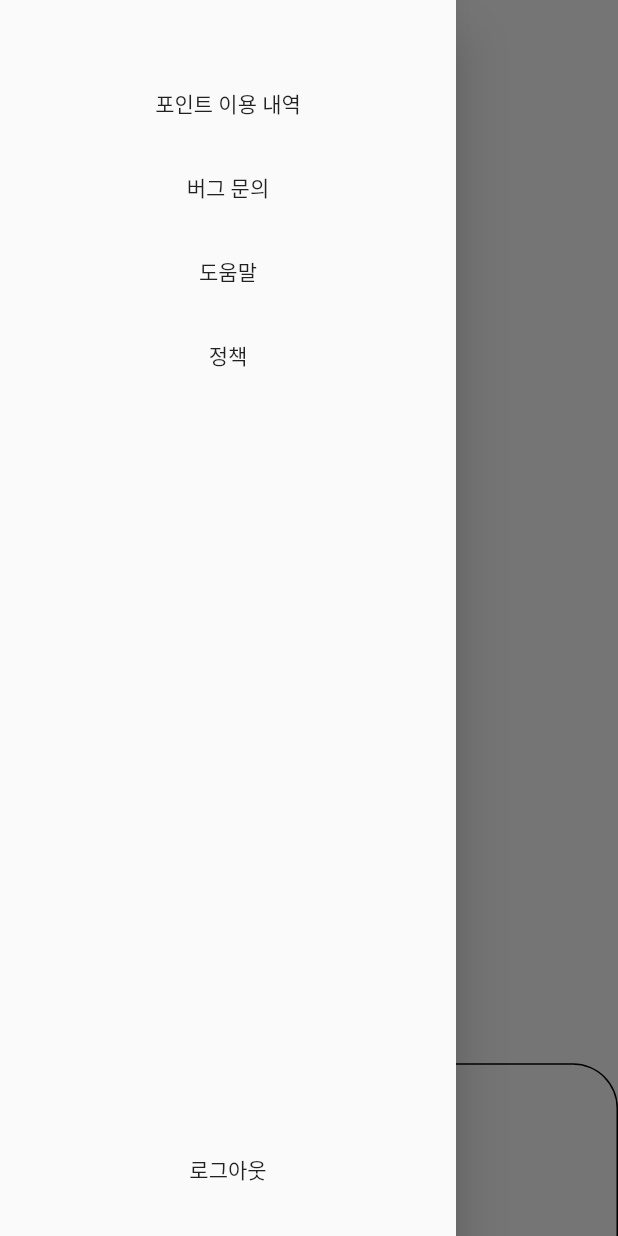
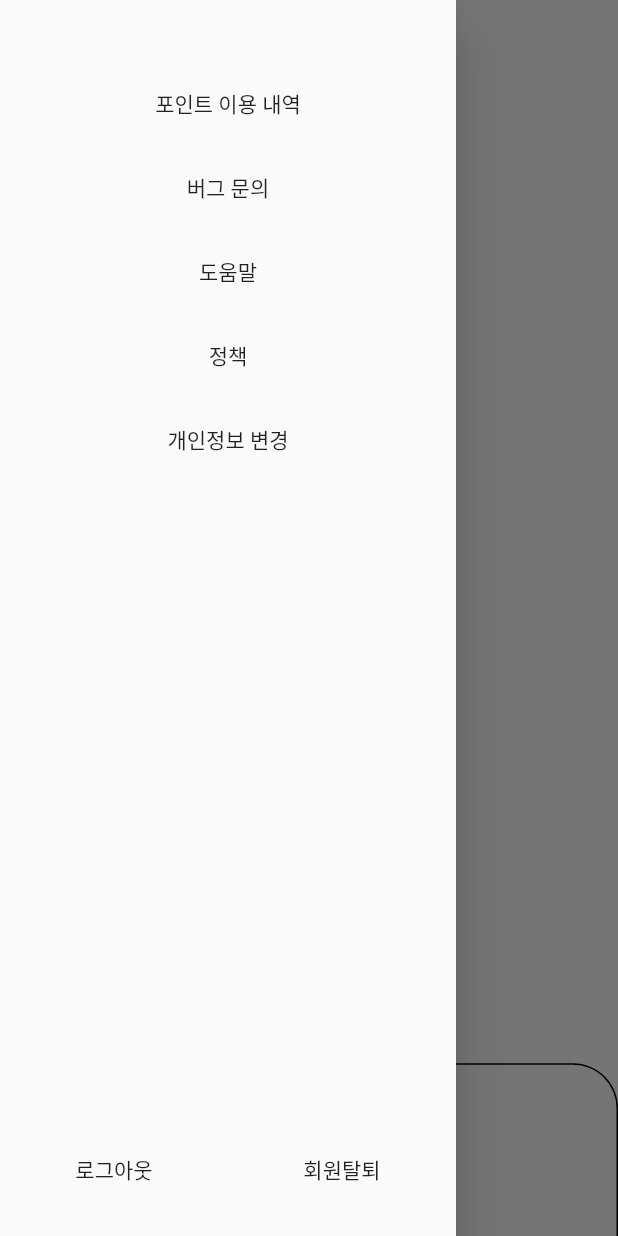
Before and after one commit to Greenvider/Precycler, a Flutter app: the HomeScreen screen opened directly, with the side drawer open, on a phone screen of 412 x 824 dp. Run offline on Flutter 3.47's test engine with Material 2 defaults, Android fonts, the light colour scheme and no system bars; our stand-ins replace flutter_keyboard_visibility, flutter_native_splash.

Commit message:
Home 60%

```diff
--- a/lib/screen/screen_home.dart
+++ b/lib/screen/screen_home.dart
@@ -69,17 +69,39 @@ class _HomeScreenState extends State<HomeScreen> {
                             Navigator.pop(context);
                           },
                         ),
+                        //개인정보 변경
+                        ListTile(
+                          title: Text('개인정보 변경',textAlign: TextAlign.center),
+                          onTap: (){
+                            // 드로워를 닫음
+                            Navigator.pop(context);
+                          },
+                        ),
                       ],
                     ),
                 ),
                 Padding(
                     padding: EdgeInsets.only(bottom: width*0.04),
-                    child: ListTile(
-                      title: Text('로그아웃',textAlign: TextAlign.center,),
-                      onTap: (){
+                    child:Row(
+                      children: [
+                        Flexible(
+                            child: ListTile(
+                              title: Text('로그아웃',textAlign: TextAlign.center,),
+                              onTap: (){
 
-                      },
-                    ),
+                              },
+                            ),
+                        ),
+                        Flexible(
+                          child: ListTile(
+                            title: Text('회원탈퇴',textAlign: TextAlign.center,),
+                            onTap: (){
+
+                            },
+                          ),
+                        ),
+                      ],
+                    )
                 )
               ],
             )
@@ -134,9 +156,35 @@ class _HomeScreenState extends State<HomeScreen> {
                                           borderRadius: BorderRadius.circular(20),
                                         ),
                                         margin: EdgeInsets. symmetric (vertical: 10, horizontal: 40),
-                                        child: ListTile(
-                                          minVerticalPadding: 40,
-                                          title: Text('Item $index',textAlign: TextAlign.center,),
+                                        child: Container(
+                                          width: width*0.8,
+                                          height: height*0.12,
+                                          child: Row(
+                                            mainAxisAlignment: MainAxisAlignment.spaceEvenly,
+                                            children: [
+                                              Column(
+                                                mainAxisAlignment: MainAxisAlignment.spaceEvenly,
+                                                children: [
+                                                  Text('$index 가게',
+                                                    style: TextStyle(
+                                                        fontSize: 20
+                                                    ),
+                                                  ),
+                                                  Text('0000시 성북구 화랑도 11길 26',
+                                                    style: TextStyle(
+                                                        fontSize: 15
+                                                    ),
+                                                  ),
+
+                                                ],
+                                              ),
+                                              Text('$index km',
+                                                style: TextStyle(
+                                                    fontSize: 20
+                                                ),
+                                              ),
+                                            ],
+                                          )
                                         ),
                                       );
                                     },
```
